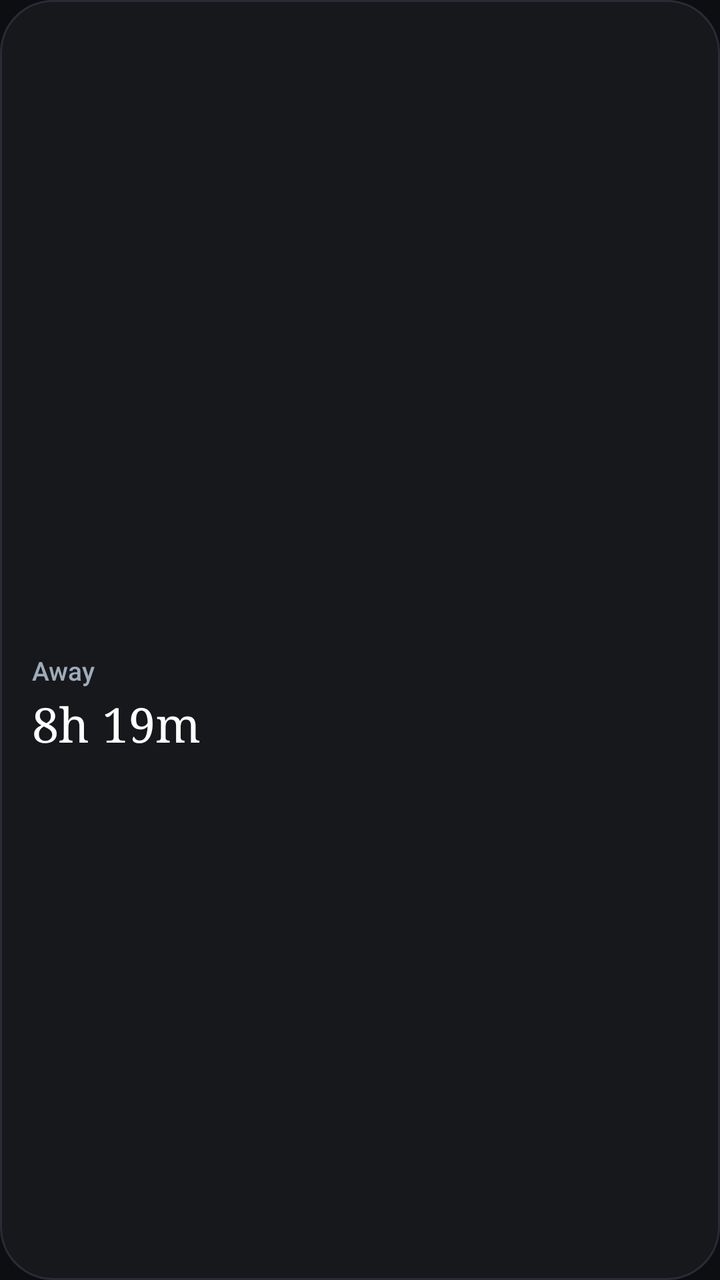
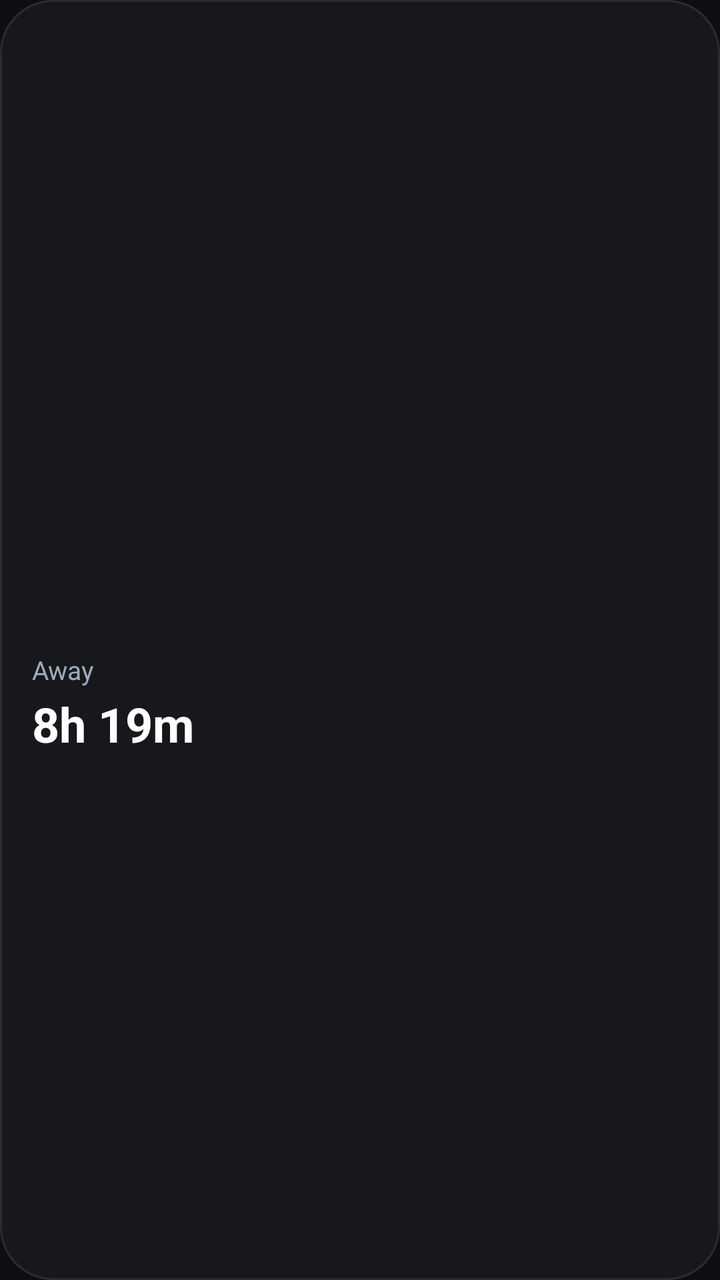

Compare the two renders of this Android layout. The source of the first and the diff that turns it into the second are given below.
<!-- AndroidManifest.xml: application theme Theme.Awaytime -->
<!-- res/layout/widget_away_small.xml -->
<?xml version="1.0" encoding="utf-8"?>
<LinearLayout xmlns:android="http://schemas.android.com/apk/res/android"
    android:id="@+id/widget_root"
    android:layout_width="match_parent"
    android:layout_height="match_parent"
    android:orientation="vertical"
    android:background="@drawable/bg_widget_small"
    android:padding="16dp">

    
    <ImageView
        android:id="@+id/iv_timeline"
        android:layout_width="match_parent"
        android:layout_height="32dp"
        android:scaleType="fitXY"
        android:contentDescription="Away Timeline" />

    <View
        android:layout_width="match_parent"
        android:layout_height="0dp"
        android:layout_weight="1" />

    
    <RelativeLayout
        android:layout_width="match_parent"
        android:layout_height="wrap_content">

        <LinearLayout
            android:layout_width="wrap_content"
            android:layout_height="wrap_content"
            android:layout_alignParentStart="true"
            android:layout_centerVertical="true"
            android:orientation="vertical">

            <TextView
                android:id="@+id/tv_away_label"
                android:layout_width="wrap_content"
                android:layout_height="wrap_content"
                android:text="Away"
                android:textColor="#FF9EACB9"
                android:textSize="13sp"
                android:fontFamily="sans-serif-medium" />

            <TextView
                android:id="@+id/tv_away_time"
                android:layout_width="wrap_content"
                android:layout_height="wrap_content"
                android:layout_marginTop="2dp"
                android:text="8h 19m"
                android:textColor="#FFFFFFFF"
                android:textSize="24sp"
                android:fontFamily="serif"
                android:textStyle="normal" />
        </LinearLayout>

        <ImageView
            android:id="@+id/iv_sparkle"
            android:layout_width="26dp"
            android:layout_height="26dp"
            android:layout_alignParentEnd="true"
            android:layout_alignParentBottom="true"
            android:layout_marginBottom="4dp"
            android:src="@drawable/ic_sparkle"
            android:contentDescription="Away Sparkle Icon" />

    </RelativeLayout>

</LinearLayout>
<!-- resources referenced by this layout -->
<resources>
  <!-- drawable bg_widget_small (drawable) -->
  <?xml version="1.0" encoding="utf-8"?>
  <shape xmlns:android="http://schemas.android.com/apk/res/android"
      android:shape="rectangle">
      <solid android:color="#FF17181C" />
      <corners android:radius="26dp" />
      <stroke
          android:width="1dp"
          android:color="#FF2A2C35" />
  </shape>
  <!-- drawable ic_sparkle (drawable) -->
  <vector xmlns:android="http://schemas.android.com/apk/res/android"
      android:width="24dp"
      android:height="24dp"
      android:viewportWidth="24"
      android:viewportHeight="24">
    <path
        android:fillColor="#FF4F8DF7"
        android:pathData="M12,2 L13.2,9.2 L19.8,5.4 L14.8,11.2 L22,12 L14.8,12.8 L19.8,18.6 L13.2,14.8 L12,22 L10.8,14.8 L4.2,18.6 L9.2,12.8 L2,12 L9.2,11.2 L4.2,5.4 L10.8,9.2 Z" />
  </vector>
  <style name="Theme.Awaytime" parent="android:Theme.Material.NoActionBar">
          <item name="android:statusBarColor">#0C0E12</item>
          <item name="android:navigationBarColor">#0C0E12</item>
          <item name="android:windowBackground">#0C0E12</item>
      </style>
</resources>

<!-- the commit's change to res/layout/widget_away_small.xml (unified diff, before → after) -->
@@ -15,7 +15,8 @@
         android:scaleType="fitXY"
         android:contentDescription="Away Timeline" />
 
-    <View
+    
+    <FrameLayout
         android:layout_width="match_parent"
         android:layout_height="0dp"
         android:layout_weight="1" />
@@ -38,8 +39,7 @@
                 android:layout_height="wrap_content"
                 android:text="Away"
                 android:textColor="#FF9EACB9"
-                android:textSize="13sp"
-                android:fontFamily="sans-serif-medium" />
+                android:textSize="13sp" />
 
             <TextView
                 android:id="@+id/tv_away_time"
@@ -49,8 +49,7 @@
                 android:text="8h 19m"
                 android:textColor="#FFFFFFFF"
                 android:textSize="24sp"
-                android:fontFamily="serif"
-                android:textStyle="normal" />
+                android:textStyle="bold" />
         </LinearLayout>
 
         <ImageView
